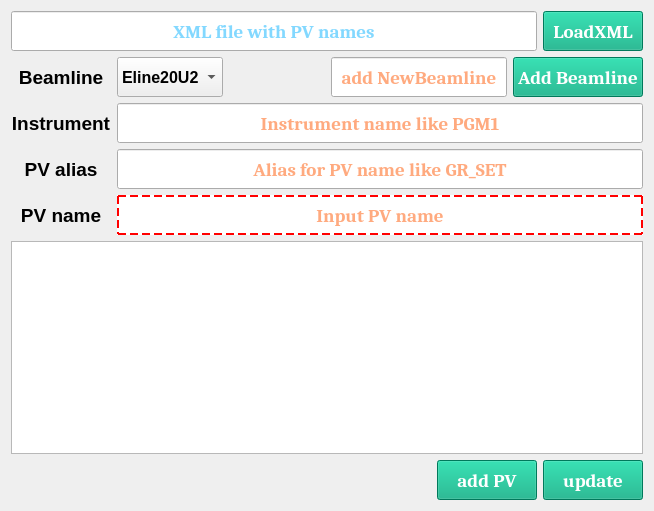
Qt form UI/UI_input_PV_to_XML.ui (zlmturnout/PlotPVs) before a commit.
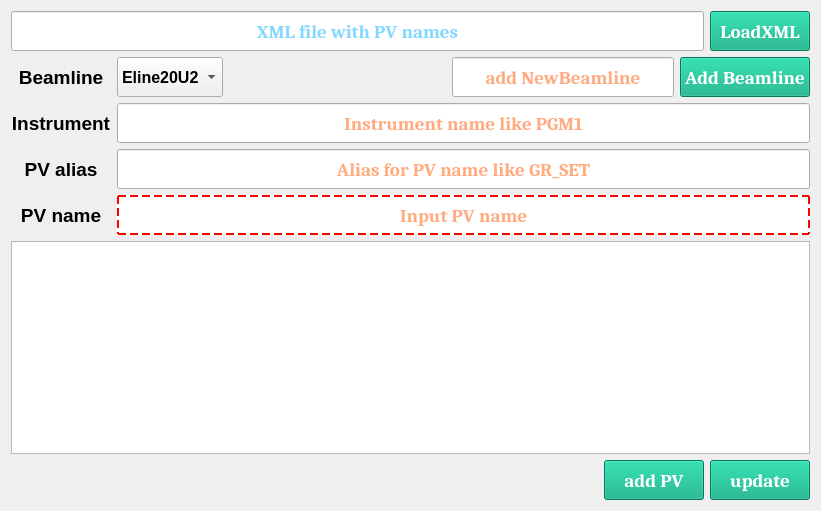
The same form after that commit.

Patch:
```diff
--- a/UI/UI_input_PV_to_XML.ui
+++ b/UI/UI_input_PV_to_XML.ui
@@ -6,7 +6,7 @@
    <rect>
     <x>0</x>
     <y>0</y>
-    <width>654</width>
+    <width>821</width>
     <height>511</height>
    </rect>
   </property>
```
